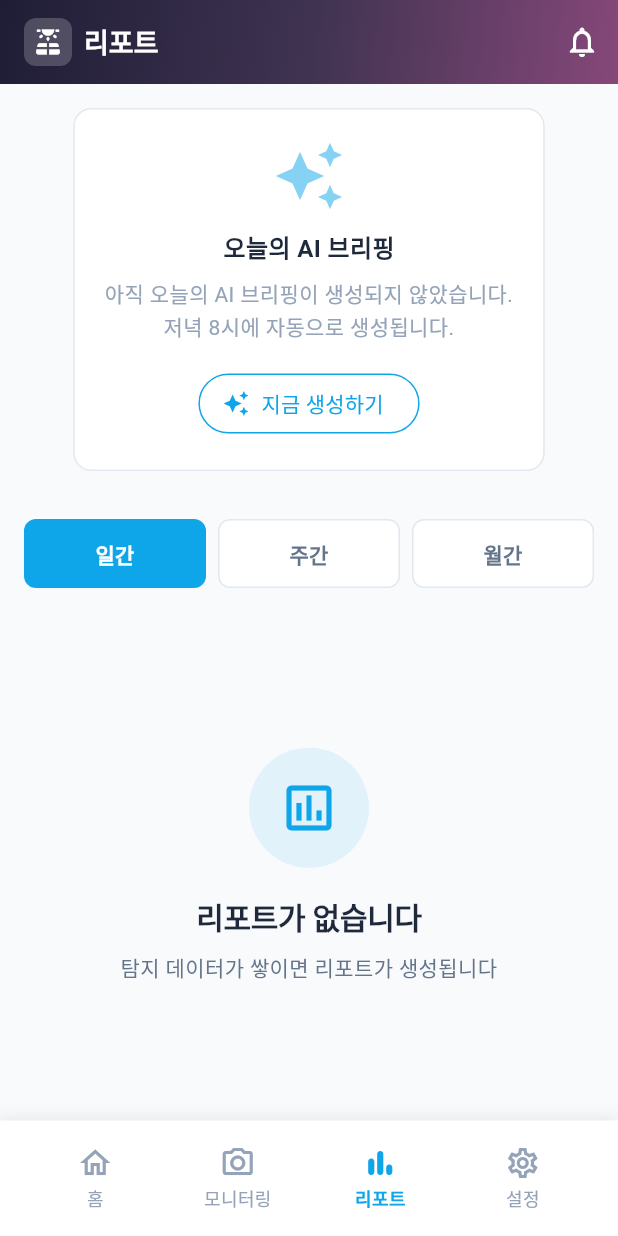
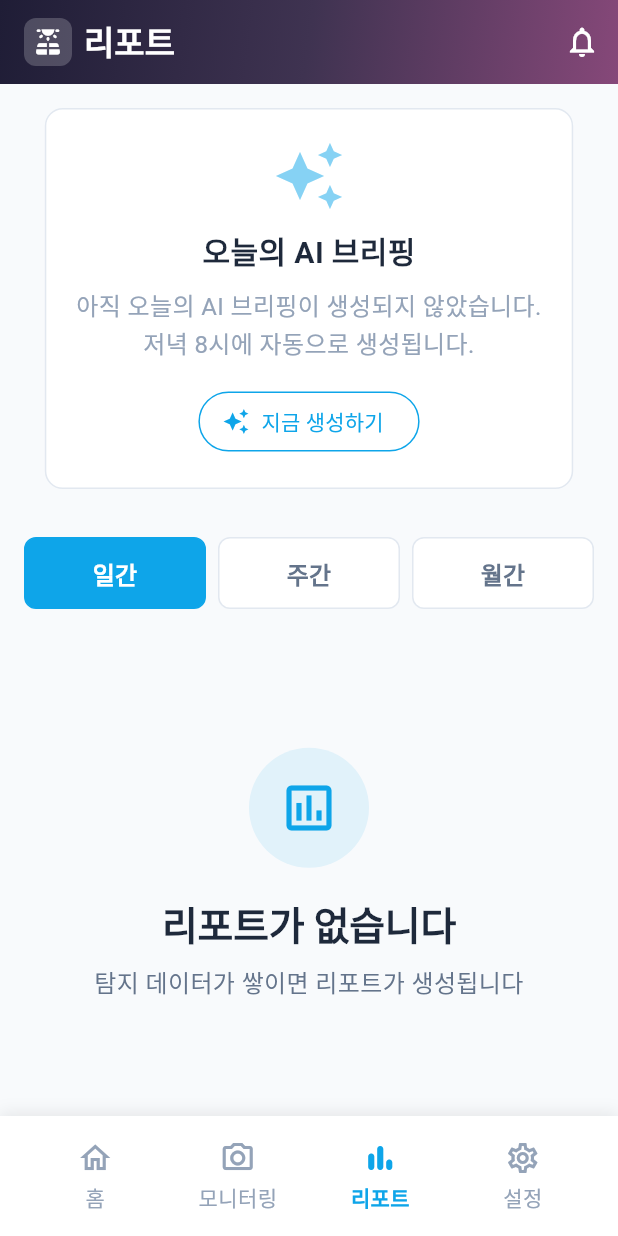
Before and after one commit to dj-jun0918/sunflower, a Flutter app: the screen it shows once a user with an empty profile is signed in, item 3 of the bottom bar chosen, on a phone screen of 412 x 824 dp. Run offline on Flutter 3.47's test engine with Material 3 defaults, Android fonts, the light colour scheme and no system bars; our stand-ins replace dio, firebase_auth, firebase_core, firebase_messaging, flutter_dotenv, flutter_riverpod and 6 more; accounts and stored records are empty; generated files the repository leaves out were written again; network calls fail.

Commit message:
feat(frontend): increase font sizes and fix dashboard summary errors

```diff
--- a/solar_eye_frontend/lib/core/theme/app_theme.dart
+++ b/solar_eye_frontend/lib/core/theme/app_theme.dart
@@ -44,7 +44,7 @@
       systemOverlayStyle: SystemUiOverlayStyle.light,
       titleTextStyle: TextStyle(
         fontFamily: fontFamily,
-        fontSize: 18,
+        fontSize: 22,
         fontWeight: FontWeight.w600,
         color: Colors.white,
       ),
@@ -76,7 +76,7 @@
         ),
         textStyle: const TextStyle(
           fontFamily: fontFamily,
-          fontSize: 14,
+          fontSize: 16,
           fontWeight: FontWeight.w600,
         ),
       ),
@@ -88,7 +88,7 @@
         foregroundColor: AppColors.primary,
         textStyle: const TextStyle(
           fontFamily: fontFamily,
-          fontSize: 14,
+          fontSize: 16,
           fontWeight: FontWeight.w500,
         ),
       ),
@@ -103,12 +103,12 @@
       elevation: 8,
       selectedLabelStyle: TextStyle(
         fontFamily: fontFamily,
-        fontSize: 12,
+        fontSize: 14,
         fontWeight: FontWeight.w600,
       ),
       unselectedLabelStyle: TextStyle(
         fontFamily: fontFamily,
-        fontSize: 12,
+        fontSize: 14,
         fontWeight: FontWeight.w400,
       ),
     ),
@@ -207,7 +207,7 @@
       systemOverlayStyle: SystemUiOverlayStyle.light,
       titleTextStyle: TextStyle(
         fontFamily: fontFamily,
-        fontSize: 18,
+        fontSize: 22,
         fontWeight: FontWeight.w600,
         color: AppColors.text1Dark,
       ),
@@ -237,7 +237,7 @@
         ),
         textStyle: const TextStyle(
           fontFamily: fontFamily,
-          fontSize: 14,
+          fontSize: 16,
           fontWeight: FontWeight.w600,
         ),
       ),
@@ -252,12 +252,12 @@
       elevation: 8,
       selectedLabelStyle: TextStyle(
         fontFamily: fontFamily,
-        fontSize: 12,
+        fontSize: 14,
         fontWeight: FontWeight.w600,
       ),
       unselectedLabelStyle: TextStyle(
         fontFamily: fontFamily,
-        fontSize: 12,
+        fontSize: 14,
         fontWeight: FontWeight.w400,
       ),
     ),
--- a/solar_eye_frontend/lib/core/theme/app_typography.dart
+++ b/solar_eye_frontend/lib/core/theme/app_typography.dart
@@ -11,7 +11,7 @@
   // ============================================================
 
   static const TextStyle display = TextStyle(
-    fontSize: 32,
+    fontSize: 42,
     fontWeight: FontWeight.w700,
     height: 1.2,
     letterSpacing: -0.5,
@@ -22,14 +22,14 @@
   // ============================================================
 
   static const TextStyle headlineL = TextStyle(
-    fontSize: 24,
+    fontSize: 32,
     fontWeight: FontWeight.w600,
     height: 1.3,
     letterSpacing: -0.3,
   );
 
   static const TextStyle headlineM = TextStyle(
-    fontSize: 20,
+    fontSize: 26,
     fontWeight: FontWeight.w600,
     height: 1.3,
     letterSpacing: -0.2,
@@ -40,13 +40,13 @@
   // ============================================================
 
   static const TextStyle titleL = TextStyle(
-    fontSize: 18,
+    fontSize: 22,
     fontWeight: FontWeight.w500,
     height: 1.4,
   );
 
   static const TextStyle titleM = TextStyle(
-    fontSize: 16,
+    fontSize: 20,
     fontWeight: FontWeight.w500,
     height: 1.4,
   );
@@ -56,13 +56,13 @@
   // ============================================================
 
   static const TextStyle bodyL = TextStyle(
-    fontSize: 16,
+    fontSize: 18,
     fontWeight: FontWeight.w400,
     height: 1.5,
   );
 
   static const TextStyle bodyM = TextStyle(
-    fontSize: 14,
+    fontSize: 16,
     fontWeight: FontWeight.w400,
     height: 1.5,
   );
@@ -72,14 +72,14 @@
   // ============================================================
 
   static const TextStyle labelL = TextStyle(
-    fontSize: 14,
+    fontSize: 16,
     fontWeight: FontWeight.w500,
     height: 1.4,
     letterSpacing: 0.1,
   );
 
   static const TextStyle labelM = TextStyle(
-    fontSize: 12,
+    fontSize: 14,
     fontWeight: FontWeight.w500,
     height: 1.4,
     letterSpacing: 0.1,
@@ -90,7 +90,7 @@
   // ============================================================
 
   static const TextStyle caption = TextStyle(
-    fontSize: 12,
+    fontSize: 14,
     fontWeight: FontWeight.w400,
     height: 1.4,
   );
@@ -101,13 +101,13 @@
 
   static const TextStyle mono = TextStyle(
     fontFamily: monoFontFamily,
-    fontSize: 16,
+    fontSize: 18,
     fontWeight: FontWeight.w500,
   );
 
   static const TextStyle monoL = TextStyle(
     fontFamily: monoFontFamily,
-    fontSize: 24,
+    fontSize: 28,
     fontWeight: FontWeight.w600,
   );
 }
```
Also changed, not shown: solar_eye_frontend/lib/data/repository/dashboard_repository_impl.dart (+34 -1 lines).
